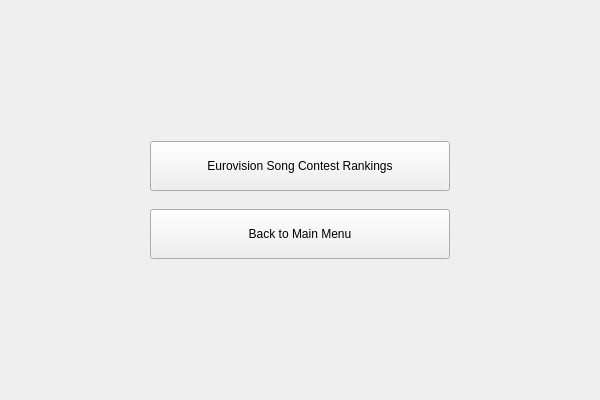
Old version of the form ui/rankings_main_menu.ui in the repository GiaFil7/esc_app.
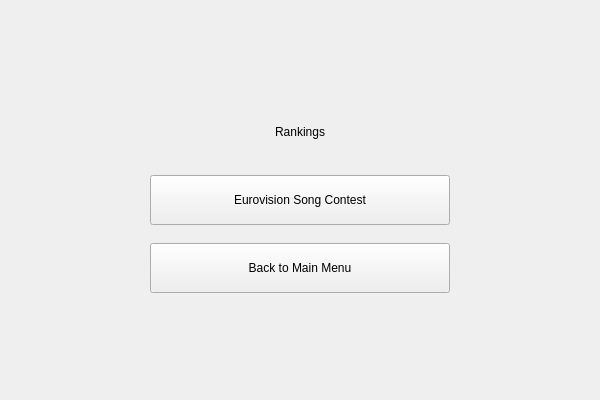
New version of the form.

Commit message: Added titles to menus and simplified button text

The edit to the form file:
```diff
--- a/ui/rankings_main_menu.ui
+++ b/ui/rankings_main_menu.ui
@@ -54,6 +54,44 @@
        </property>
       </spacer>
      </item>
+     <item>
+      <widget class="QLabel" name="title_label">
+       <property name="sizePolicy">
+        <sizepolicy hsizetype="Fixed" vsizetype="Minimum">
+         <horstretch>0</horstretch>
+         <verstretch>0</verstretch>
+        </sizepolicy>
+       </property>
+       <property name="minimumSize">
+        <size>
+         <width>300</width>
+         <height>50</height>
+        </size>
+       </property>
+       <property name="text">
+        <string>Rankings</string>
+       </property>
+       <property name="alignment">
+        <set>Qt::AlignmentFlag::AlignCenter</set>
+       </property>
+      </widget>
+     </item>
+     <item>
+      <spacer name="middle_spacer_2">
+       <property name="orientation">
+        <enum>Qt::Orientation::Vertical</enum>
+       </property>
+       <property name="sizeType">
+        <enum>QSizePolicy::Policy::Fixed</enum>
+       </property>
+       <property name="sizeHint" stdset="0">
+        <size>
+         <width>20</width>
+         <height>12</height>
+        </size>
+       </property>
+      </spacer>
+     </item>
      <item>
       <widget class="QPushButton" name="esc_rankings_button">
        <property name="sizePolicy">
@@ -69,7 +107,7 @@
         </size>
        </property>
        <property name="text">
-        <string>Eurovision Song Contest Rankings</string>
+        <string>Eurovision Song Contest</string>
        </property>
       </widget>
      </item>
```
The commit also changes 9 other files.
